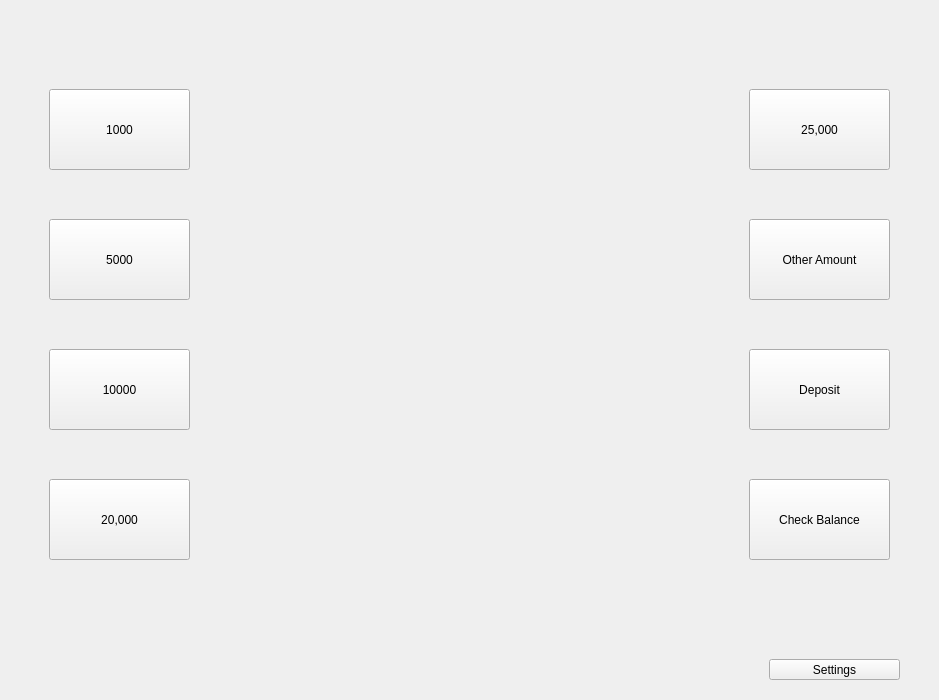
This is mainwindow.ui in ItsAhadun/ATM as Qt 5 draws it before an edit. The edited form follows.
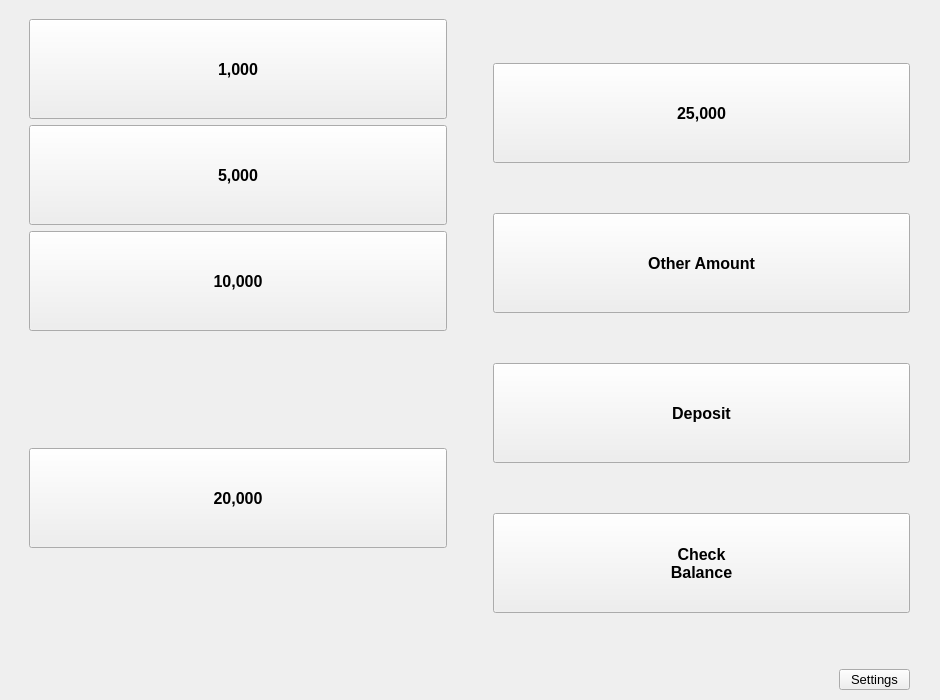
This is the edited form.

Patch:
```diff
--- a/mainwindow.ui
+++ b/mainwindow.ui
@@ -6,13 +6,19 @@
    <rect>
     <x>0</x>
     <y>0</y>
-    <width>939</width>
+    <width>940</width>
     <height>700</height>
    </rect>
   </property>
+  <property name="sizePolicy">
+   <sizepolicy hsizetype="MinimumExpanding" vsizetype="MinimumExpanding">
+    <horstretch>0</horstretch>
+    <verstretch>0</verstretch>
+   </sizepolicy>
+  </property>
   <property name="minimumSize">
    <size>
-    <width>400</width>
+    <width>940</width>
     <height>700</height>
    </size>
   </property>
@@ -277,119 +283,215 @@
        </widget>
       </widget>
       <widget class="QWidget" name="dashboard_Page">
-       <widget class="QPushButton" name="amount1000_Button">
+       <widget class="QWidget" name="horizontalLayoutWidget_2">
         <property name="geometry">
          <rect>
-          <x>40</x>
-          <y>80</y>
-          <width>141</width>
-          <height>81</height>
+          <x>20</x>
+          <y>10</y>
+          <width>881</width>
+          <height>641</height>
          </rect>
         </property>
-        <property name="text">
-         <string>1000</string>
-        </property>
-       </widget>
-       <widget class="QPushButton" name="amount5000_Button">
-        <property name="geometry">
-         <rect>
-          <x>40</x>
-          <y>210</y>
-          <width>141</width>
-          <height>81</height>
-         </rect>
-        </property>
-        <property name="text">
-         <string>5000</string>
-        </property>
-       </widget>
-       <widget class="QPushButton" name="amount20000_Button">
-        <property name="geometry">
-         <rect>
-          <x>40</x>
-          <y>470</y>
-          <width>141</width>
-          <height>81</height>
-         </rect>
-        </property>
-        <property name="text">
-         <string>20,000</string>
-        </property>
-       </widget>
-       <widget class="QPushButton" name="amount10000_Button">
-        <property name="geometry">
-         <rect>
-          <x>40</x>
-          <y>340</y>
-          <width>141</width>
-          <height>81</height>
-         </rect>
-        </property>
-        <property name="text">
-         <string>10000</string>
-        </property>
-       </widget>
-       <widget class="QPushButton" name="deposit_Button">
-        <property name="geometry">
-         <rect>
-          <x>740</x>
-          <y>340</y>
-          <width>141</width>
-          <height>81</height>
-         </rect>
-        </property>
-        <property name="text">
-         <string>Deposit</string>
-        </property>
-       </widget>
-       <widget class="QPushButton" name="checkBalance_Button">
-        <property name="geometry">
-         <rect>
-          <x>740</x>
-          <y>470</y>
-          <width>141</width>
-          <height>81</height>
-         </rect>
-        </property>
-        <property name="text">
-         <string>Check Balance</string>
-        </property>
-       </widget>
-       <widget class="QPushButton" name="otherAmount_Button">
-        <property name="geometry">
-         <rect>
-          <x>740</x>
-          <y>210</y>
-          <width>141</width>
-          <height>81</height>
-         </rect>
-        </property>
-        <property name="text">
-         <string>Other Amount</string>
-        </property>
-       </widget>
-       <widget class="QPushButton" name="amount25000_Button">
-        <property name="geometry">
-         <rect>
-          <x>740</x>
-          <y>80</y>
-          <width>141</width>
-          <height>81</height>
-         </rect>
-        </property>
-        <property name="text">
-         <string>25,000</string>
-        </property>
+        <layout class="QHBoxLayout" name="horizontalLayout_5">
+         <item>
+          <layout class="QVBoxLayout" name="verticalLayout_6">
+           <item alignment="">
+            <widget class="QPushButton" name="amount1000_Button">
+             <property name="minimumSize">
+              <size>
+               <width>100</width>
+               <height>100</height>
+              </size>
+             </property>
+             <property name="font">
+              <font>
+               <pointsize>12</pointsize>
+               <bold>true</bold>
+              </font>
+             </property>
+             <property name="text">
+              <string>1,000</string>
+             </property>
+            </widget>
+           </item>
+           <item alignment="">
+            <widget class="QPushButton" name="amount5000_Button">
+             <property name="minimumSize">
+              <size>
+               <width>100</width>
+               <height>100</height>
+              </size>
+             </property>
+             <property name="font">
+              <font>
+               <pointsize>12</pointsize>
+               <bold>true</bold>
+              </font>
+             </property>
+             <property name="text">
+              <string>5,000</string>
+             </property>
+            </widget>
+           </item>
+           <item alignment="">
+            <widget class="QPushButton" name="amount10000_Button">
+             <property name="minimumSize">
+              <size>
+               <width>100</width>
+               <height>100</height>
+              </size>
+             </property>
+             <property name="font">
+              <font>
+               <pointsize>12</pointsize>
+               <bold>true</bold>
+              </font>
+             </property>
+             <property name="text">
+              <string>10,000</string>
+             </property>
+            </widget>
+           </item>
+           <item alignment="|Qt::AlignmentFlag::AlignVCenter">
+            <widget class="QPushButton" name="amount20000_Button">
+             <property name="minimumSize">
+              <size>
+               <width>100</width>
+               <height>100</height>
+              </size>
+             </property>
+             <property name="font">
+              <font>
+               <pointsize>12</pointsize>
+               <bold>true</bold>
+              </font>
+             </property>
+             <property name="text">
+              <string>20,000</string>
+             </property>
+            </widget>
+           </item>
+          </layout>
+         </item>
+         <item>
+          <spacer name="verticalSpacer">
+           <property name="orientation">
+            <enum>Qt::Orientation::Vertical</enum>
+           </property>
+           <property name="sizeType">
+            <enum>QSizePolicy::Policy::MinimumExpanding</enum>
+           </property>
+           <property name="sizeHint" stdset="0">
+            <size>
+             <width>40</width>
+             <height>40</height>
+            </size>
+           </property>
+          </spacer>
+         </item>
+         <item>
+          <layout class="QVBoxLayout" name="verticalLayout_7">
+           <item alignment="">
+            <widget class="QPushButton" name="amount25000_Button">
+             <property name="minimumSize">
+              <size>
+               <width>100</width>
+               <height>100</height>
+              </size>
+             </property>
+             <property name="font">
+              <font>
+               <pointsize>12</pointsize>
+               <bold>true</bold>
+              </font>
+             </property>
+             <property name="text">
+              <string>25,000</string>
+             </property>
+            </widget>
+           </item>
+           <item alignment="">
+            <widget class="QPushButton" name="otherAmount_Button">
+             <property name="minimumSize">
+              <size>
+               <width>100</width>
+               <height>100</height>
+              </size>
+             </property>
+             <property name="font">
+              <font>
+               <pointsize>12</pointsize>
+               <bold>true</bold>
+              </font>
+             </property>
+             <property name="text">
+              <string>Other Amount</string>
+             </property>
+            </widget>
+           </item>
+           <item alignment="">
+            <widget class="QPushButton" name="deposit_Button">
+             <property name="minimumSize">
+              <size>
+               <width>100</width>
+               <height>100</height>
+              </size>
+             </property>
+             <property name="font">
+              <font>
+               <pointsize>12</pointsize>
+               <bold>true</bold>
+              </font>
+             </property>
+             <property name="text">
+              <string>Deposit</string>
+             </property>
+            </widget>
+           </item>
+           <item alignment="">
+            <widget class="QPushButton" name="checkBalance_Button">
+             <property name="minimumSize">
+              <size>
+               <width>100</width>
+               <height>100</height>
+              </size>
+             </property>
+             <property name="font">
+              <font>
+               <pointsize>12</pointsize>
+               <bold>true</bold>
+              </font>
+             </property>
+             <property name="text">
+              <string>Check
+Balance</string>
+             </property>
+            </widget>
+           </item>
+          </layout>
+         </item>
+        </layout>
        </widget>
        <widget class="QToolButton" name="settings_Button">
         <property name="geometry">
          <rect>
-          <x>760</x>
-          <y>650</y>
-          <width>131</width>
+          <x>830</x>
+          <y>660</y>
+          <width>71</width>
           <height>21</height>
          </rect>
         </property>
+        <property name="minimumSize">
+         <size>
+          <width>0</width>
+          <height>0</height>
+         </size>
+        </property>
+        <property name="font">
+         <font>
+          <pointsize>10</pointsize>
+         </font>
+        </property>
         <property name="text">
          <string>Settings</string>
         </property>
```
Left out of the diff: 118 changed lines with no effect on the pictures.
